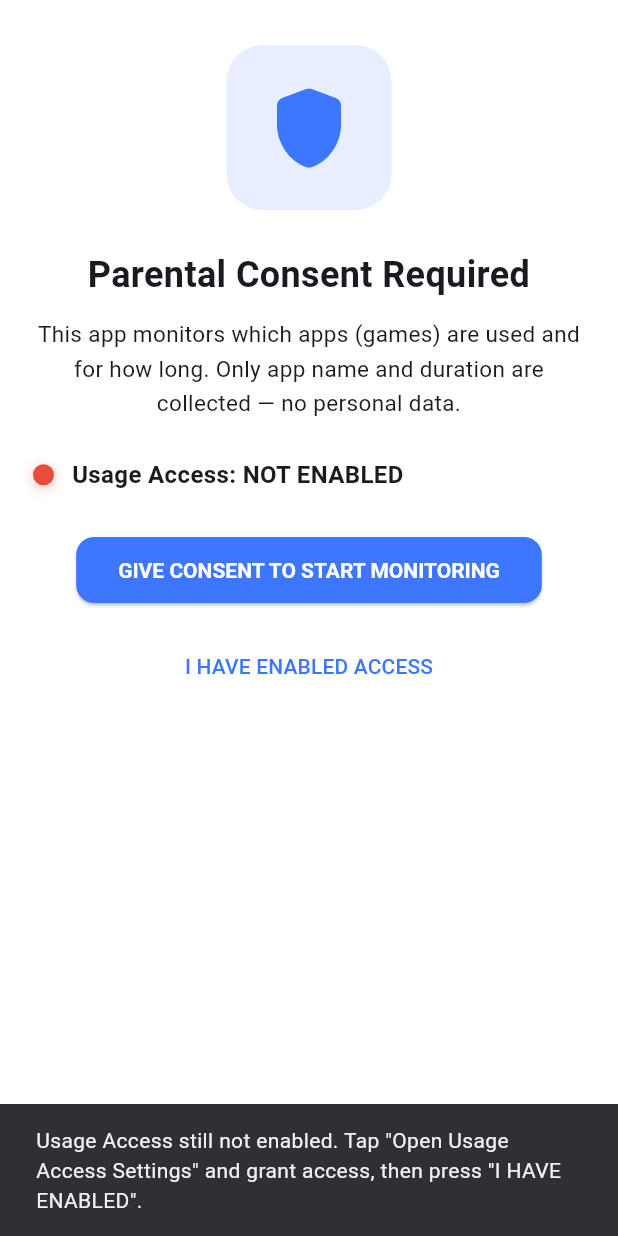
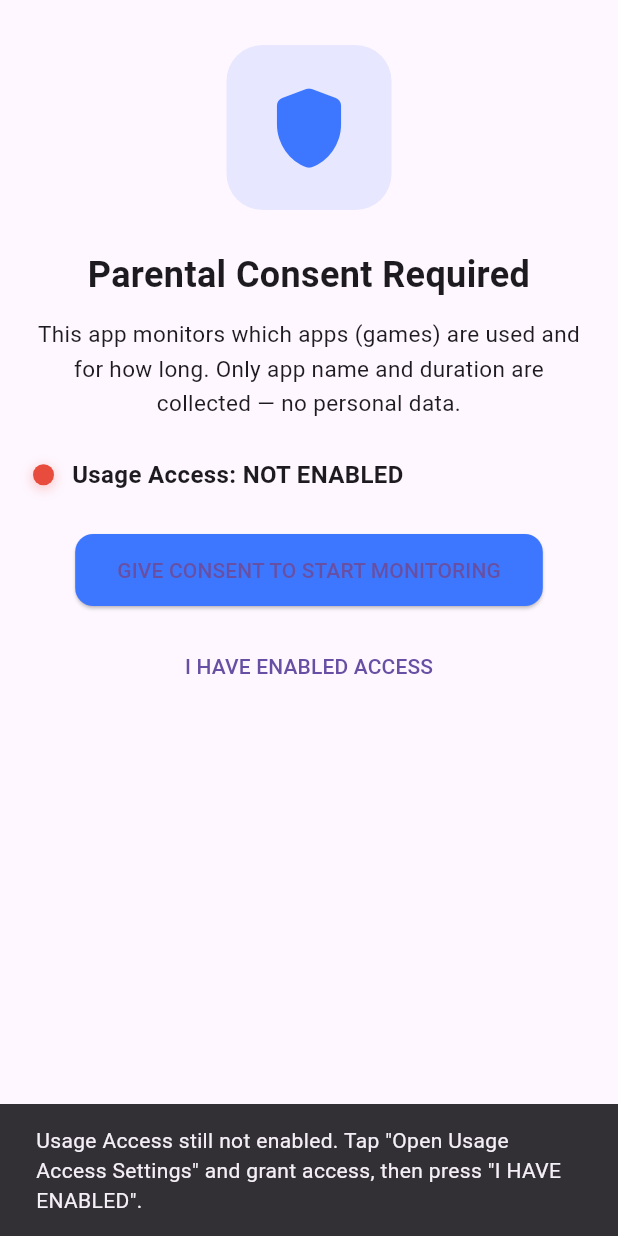
Before and after one commit to Jeseem24/gaming_monitor_app, a Flutter app: the screen it shows after launch, after a tap on "I HAVE ENABLED ACCESS", on a phone screen of 412 x 824 dp. Run offline on Flutter 3.47's test engine with Material 3 defaults, Android fonts, the phone set to English and light mode, and no system bars; our stand-ins replace permission_handler, shared_preferences, sqflite; accounts and stored records are empty.

Commit message:
refactor: stabilize app startup flow and service initialization

```diff
--- a/lib/main.dart
+++ b/lib/main.dart
@@ -1,20 +1,21 @@
 // lib/main.dart
-
 import 'package:flutter/material.dart';
 import 'package:shared_preferences/shared_preferences.dart';
-import 'package:permission_handler/permission_handler.dart';
 
 // Screens
-import 'screens/installed_games_screen.dart';
 import 'screens/consent_screen.dart';
 import 'screens/notification_gate_screen.dart';
 import 'screens/pin_create_screen.dart';
 import 'screens/login_screen.dart';
 import 'screens/child_selection_screen.dart';
 import 'screens/monitoring_screen.dart';
+import 'screens/installed_games_screen.dart';
 
 void main() async {
   WidgetsFlutterBinding.ensureInitialized();
+
+  final prefs = await SharedPreferences.getInstance();
+  await prefs.clear(); // 🔥 HARD RESET
   runApp(const GamingMonitorApp());
 }
 
@@ -23,52 +24,14 @@ class GamingMonitorApp extends StatelessWidget {
 
   @override
   Widget build(BuildContext context) {
-    const primaryBlue = Color(0xFF3D77FF);
-
     return MaterialApp(
-      title: 'Gaming Monitor',
   debugShowCheckedModeBanner: false,
 
-      // ============================================================
-      //                      GLOBAL THEME
-      // ============================================================
-      theme: ThemeData(
-        colorScheme: ColorScheme.fromSeed(
-          seedColor: primaryBlue,
-          primary: primaryBlue,
-          secondary: primaryBlue,
-        ),
-
-        scaffoldBackgroundColor: Colors.white,
-
-        appBarTheme: const AppBarTheme(
-          backgroundColor: primaryBlue,
-          foregroundColor: Colors.white,
-          elevation: 0,
-        ),
-
-        elevatedButtonTheme: ElevatedButtonThemeData(
-          style: ElevatedButton.styleFrom(
-            backgroundColor: primaryBlue,
-            foregroundColor: Colors.white,
-            textStyle: const TextStyle(fontWeight: FontWeight.w600),
-            padding: const EdgeInsets.symmetric(vertical: 14),
-          ),
-        ),
-
-        inputDecorationTheme: const InputDecorationTheme(
-          border: OutlineInputBorder(),
-          focusedBorder: OutlineInputBorder(
-            borderSide: BorderSide(color: primaryBlue, width: 2),
-          ),
-          labelStyle: TextStyle(color: Colors.black87),
-        ),
-      ),
-
-      // Router
   home: const RootRouter(),
 
-      // ⭐⭐⭐ ALL REQUIRED ROUTES ADDED HERE ⭐⭐⭐
+  // 🚫 disable Android route restoration
+  restorationScopeId: null,
+
   routes: {
     '/login': (_) => const LoginScreen(),
     '/child-selection': (_) => const ChildSelectionScreen(),
@@ -76,6 +39,7 @@ class GamingMonitorApp extends StatelessWidget {
     '/installed_games': (_) => const InstalledGamesScreen(),
   },
 );
+
   }
 }
 
@@ -92,7 +56,6 @@ class _RootRouterState extends State<RootRouter> {
   bool _consentDone = false;
   bool _notifDone = false;
   bool _pinSet = false;
-
   bool _loginDone = false;
   bool _childSelected = false;
 
@@ -105,48 +68,29 @@ class _RootRouterState extends State<RootRouter> {
   Future<void> _bootstrap() async {
     final prefs = await SharedPreferences.getInstance();
 
-    // Read states
     _consentDone = prefs.getBool('consent_done') ?? false;
     _notifDone = prefs.getBool('notif_done') ?? false;
     _pinSet = prefs.getBool('pin_set') ?? false;
 
-    // Login check
-    final parentId = prefs.getString("parent_id");
-    _loginDone = parentId != null && parentId.isNotEmpty;
+    _loginDone = (prefs.getString("parent_id") ?? "").isNotEmpty;
+    _childSelected =
+        (prefs.getString("selected_child_id") ?? "").isNotEmpty;
 
-    // Selected child check
-    final childId = prefs.getString("selected_child_id");
-    _childSelected = childId != null && childId.isNotEmpty;
-
-    // Notification permission logic
-    if (!_notifDone) {
-      final status = await Permission.notification.status;
-      if (!status.isGranted) {
-        final result = await Permission.notification.request();
-        if (result.isGranted) {
-          await prefs.setBool("notif_done", true);
-          _notifDone = true;
-        }
-      } else {
-        await prefs.setBool("notif_done", true);
-        _notifDone = true;
-      }
-    }
-
-    if (mounted) setState(() => _loading = false);
+    setState(() => _loading = false);
   }
 
   @override
   Widget build(BuildContext context) {
     if (_loading) {
-      return const Scaffold(body: Center(child: CircularProgressIndicator()));
+      return const Scaffold(
+        body: Center(child: CircularProgressIndicator()),
+      );
     }
 
-    // App step-by-step flow
+    // ✅ FINAL, GUARANTEED FLOW
     if (!_consentDone) return const ConsentScreen();
     if (!_notifDone) return const NotificationGateScreen();
     if (!_pinSet) return const PinCreateScreen();
-
     if (!_loginDone) return const LoginScreen();
     if (!_childSelected) return const ChildSelectionScreen();
 
```
Lines whose indentation alone changed are shown as unchanged.
